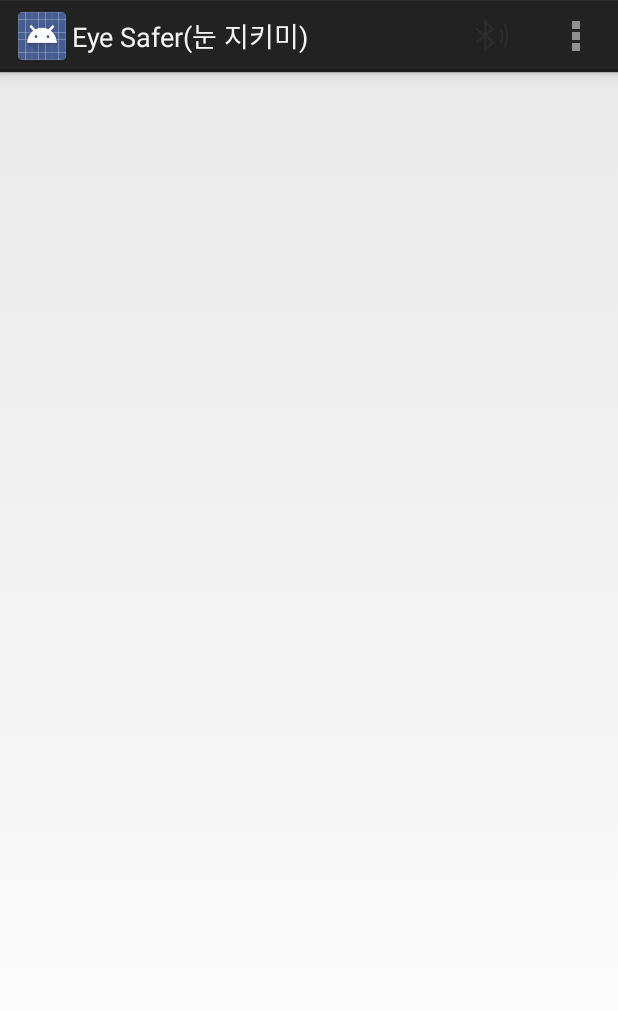
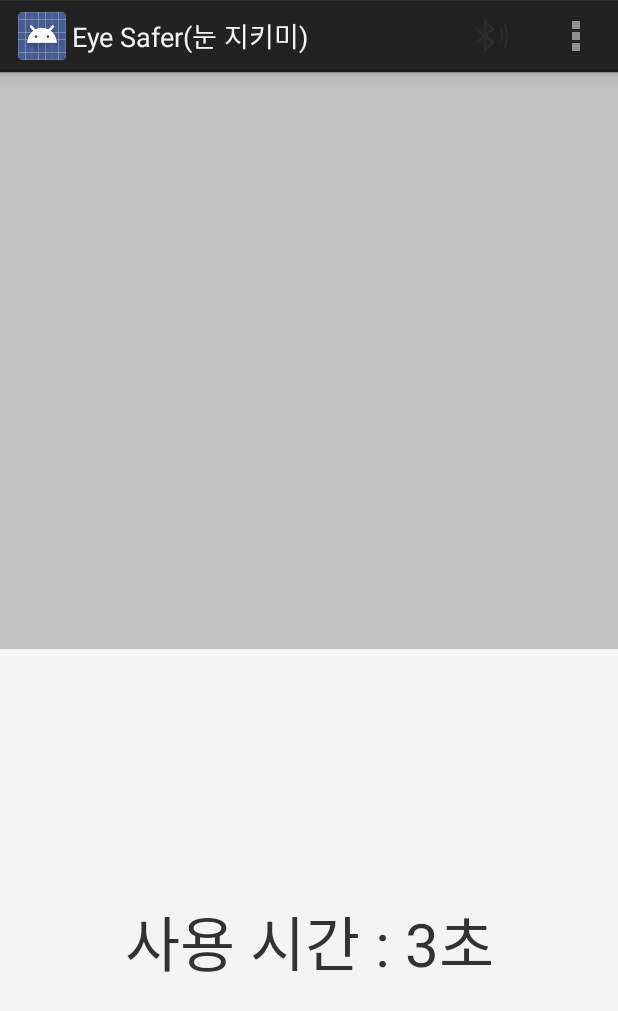
Before and after one commit to JaySeek/Software-Project, an Android app: the screen it shows after launch (MainActivity), on a phone screen of 412 x 824 dp. Shown: the top 1011 px of the screen. Run offline under Robolectric (Android 15) with nearby library versions, the phone set to English and light mode, and no system bars; 4 statements that could not run were skipped.

Commit message:
UI 사소한 개선

```diff
--- a/app/src/main/java/com/example/wjdtl/eyesafer/MainActivity.java
+++ b/app/src/main/java/com/example/wjdtl/eyesafer/MainActivity.java
@@ -68,7 +68,8 @@ public class MainActivity extends Activity {
     Timer distTimer;
     Timer tTimer;
 
-    TextView txtv;
+    TextView nowDistTxt;
+    TextView nowTimeTxt;
 
     Toast toastAlert;
     Toast toastTime;
@@ -90,20 +91,24 @@ public class MainActivity extends Activity {
         distNoti.setContentText("기본 내용");
         distNoti.setAutoCancel(true);
 
+        nowDistTxt = (TextView)findViewById(R.id.nowDistTxt);
+        nowTimeTxt = (TextView)findViewById(R.id.nowUseTimeTxt);
+
         tTimerTask = new TimerTask() {
                 @Override
                 public void run() {
                     if (pm.isScreenOn()) {
+                        tHandler.sendEmptyMessage(0);
                         tTimeCounter++;
                         if (tTimeCounter == T_TIME_LIMIT) { // 제한이 필요한 시간이 누적될 경우 알림
-                            tHandler.sendEmptyMessage(0);
+                            tHandler.sendEmptyMessage(1);
                             isNeedRest = true;
                         }
                         if(tTimeCounter > T_TIME_LIMIT && isNeedRest) {
                            tTimeCounter /= 2; // 정해진 시간의 휴식을 취하지 않고 사용할 경우 제한 시간의 절반만 사용해도 알림 출력
                         }
                         if(isNeedRest && !isRestComp && !isRestMegPr) { // 정해진 휴식 시간을 채우지 못한 경우 1회에 한하여 출력
-                            tHandler.sendEmptyMessage(1);
+                            tHandler.sendEmptyMessage(2);
                         }
                     } else {
                         if (isNeedRest) {
@@ -131,8 +136,6 @@ public class MainActivity extends Activity {
             };
         tTimer = new Timer();
         tTimer.schedule(tTimerTask, 0, 1000);
-
-        txtv = (TextView)findViewById(R.id.textView);
 
         toastAlert = Toast.makeText(MainActivity.this,"",Toast.LENGTH_SHORT);
         toastAlert.setGravity(Gravity.CENTER,0,0);
@@ -236,10 +239,13 @@ public class MainActivity extends Activity {
         public void handleMessage(Message msg) {
             switch (msg.what) {
                 case 0:
+                    nowTimeTxt.setText("사용 시간 : " + tTimeCounter + "초");
+                    break;
+                case 1:
                     toastTime.setText("사용 시간 경과, 휴식 필요");
                     toastTime.show();
                     break;
-                case 1:
+                case 2:
                     toastTime.setText("더 휴식을 취해주세요.");
                     toastTime.show();
                     isRestMegPr = true;
@@ -289,7 +295,7 @@ public class MainActivity extends Activity {
     };
 
     private void alertDistance(int distance) {
-        txtv.setText("거리 : " + distance + "cm\n 사용 시간 : " + tTimeCounter + "초");
+        nowDistTxt.setText("거리 : " + distance + "cm");
         if(distance < 40) { // 거리가 40cm 미만일 경우
             switch(warnCount) {
                 case 0 : // 1차 경고
--- a/app/src/main/res/layout/activity_main.xml
+++ b/app/src/main/res/layout/activity_main.xml
@@ -5,12 +5,38 @@
     android:layout_height="match_parent"
     android:orientation="vertical">
 
-    <TextView
-        android:id="@+id/textView"
-        android:layout_marginTop="20dp"
+    <LinearLayout
         android:layout_width="match_parent"
         android:layout_height="wrap_content"
-        android:textSize="30dp"
-        android:gravity="center"
-        android:layout_gravity="center"/>
+        android:orientation="horizontal"
+        android:background="#C0C0C0"
+        android:layout_weight="1">
+
+        <TextView
+            android:id="@+id/nowDistTxt"
+            android:layout_width="match_parent"
+            android:layout_height="wrap_content"
+            android:layout_gravity="center"
+            android:layout_weight="1"
+            android:gravity="center"
+            android:textSize="40dp" />
+    </LinearLayout>
+
+    <LinearLayout
+        android:layout_width="match_parent"
+        android:layout_height="wrap_content"
+        android:layout_weight="1"
+        android:background="#F4F4F4"
+        android:orientation="horizontal">
+
+        <TextView
+            android:id="@+id/nowUseTimeTxt"
+            android:layout_width="match_parent"
+            android:layout_height="wrap_content"
+            android:layout_gravity="center"
+            android:layout_weight="1"
+            android:gravity="center"
+            android:textSize="40dp" />
+    </LinearLayout>
+
 </LinearLayout>
```
